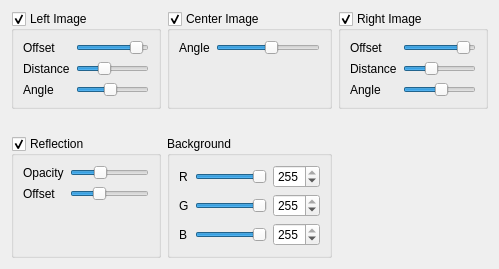
ariya/screenie, file parameters.ui: the form before one commit.
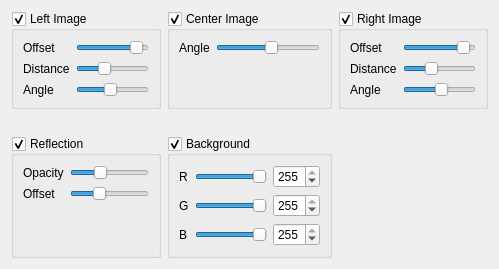
The form after the commit.

Commit message: Add support for translucent background

What changed in the file:
```diff
--- a/parameters.ui
+++ b/parameters.ui
@@ -333,6 +333,9 @@
      <property name="flat" >
       <bool>true</bool>
      </property>
+     <property name="checkable" >
+      <bool>true</bool>
+     </property>
      <layout class="QGridLayout" name="gridLayout_2" >
       <item row="0" column="0" >
        <widget class="QLabel" name="label_10" >
```
The commit also changes 1 other file.
